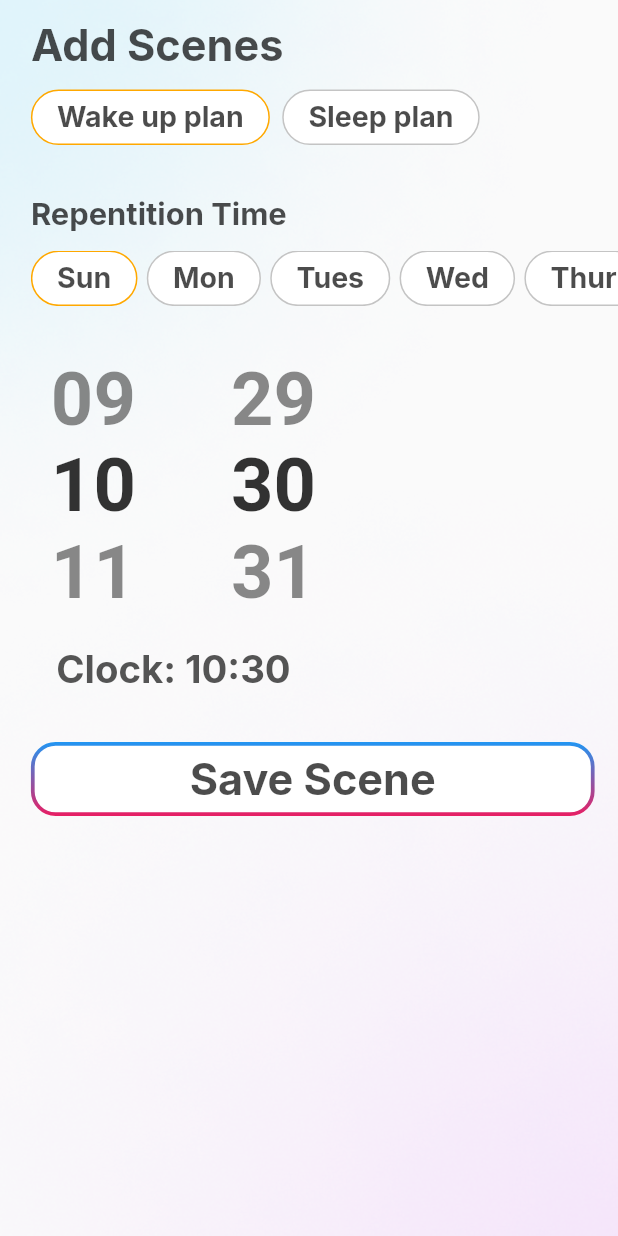
After one commit to CanArslanDev/flutter_iot_energy, a Flutter app: the AddScenePage screen opened by its route, on a phone screen of 412 x 824 dp. The commit adds this screen. Run offline on Flutter 3.47's test engine with Material 2 defaults, Android fonts, the phone set to English and light mode, and no system bars; drawn by our look-alikes of flutter_time_picker_spinner; our stand-ins replace cloud_firestore, firebase_auth, firebase_core, firebase_database, flutter_secure_storage, font_awesome_flutter and 8 more; accounts and stored records are empty.

Commit message:
modified:   README.md 	new file:   ios/Podfile.lock 	modified:   ios/Runner.xcodeproj/project.pbxproj 	modified:   ios/Runner.xcworkspace/contents.xcworkspacedata 	new file:   lib/bindings/add_scene_page.dart 	new file:   lib/controller/add_scene_page_controller.dart 	modified:   lib/controller/device_detail_page_controller.dart 	new file:   lib/pages/eventPages/add_scene_page.dart 	modified:   lib/pages/eventPages/device_detail_page.dart 	modified:   lib/routes/pages.dart 	modified:   lib/routes/routes.dart 	new file:   lib/ui/text_style.dart 	modified:   pubspec.lock 	modified:   pubspec.yaml

```diff
--- /dev/null
+++ b/lib/bindings/add_scene_page.dart
@@ -0,0 +1,10 @@
+import 'package:flutter_iot_energy/controller/add_scene_page_controller.dart';
+import 'package:get/get.dart';
+
+///Device Binding For Getx
+class AddScenePageBinding extends Bindings {
+  @override
+  void dependencies() {
+    Get.lazyPut(AddScenePageController.new);
+  }
+}
--- /dev/null
+++ b/lib/controller/add_scene_page_controller.dart
@@ -0,0 +1,16 @@
+// ignore_for_file: unnecessary_overrides, public_member_api_docs
+
+import 'package:flutter_iot_energy/controller/base_controller.dart';
+import 'package:get/get.dart';
+
+//Base Controller For Getx
+class AddScenePageController extends BaseController {
+  Rx<int> hour = DateTime.now().hour.obs;
+  Rx<int> minute = DateTime.now().minute.obs;
+  Rx<int> planIndex = 0.obs;
+  Rx<int> dayIndex = 0.obs;
+  void setClock(int voidHour, int voidMinute) {
+    hour.value = voidHour;
+    minute.value = voidMinute;
+  }
+}
--- a/lib/controller/device_detail_page_controller.dart
+++ b/lib/controller/device_detail_page_controller.dart
@@ -5,7 +5,7 @@ import 'dart:async';
 import 'package:firebase_database/firebase_database.dart';
 import 'package:flutter_iot_energy/controller/base_controller.dart';
 import 'package:flutter_iot_energy/services/firebase_service.dart';
-import 'package:get/get_rx/src/rx_types/rx_types.dart';
+import 'package:get/get.dart';
 
 class DeviceDetailPageController extends BaseController {
 //   @override
@@ -28,8 +28,10 @@ class DeviceDetailPageController extends BaseController {
   Rx<bool> active = false.obs;
   Rx<bool> power = false.obs;
   Rx<int> watt = 0.obs;
+  bool initialize=false;
 
   void initializeId(String id) {
+    initialize=true;
     deviceId = id;
     _deviceRef = FirebaseDatabase.instance.ref().child('devices/$id');
     _deviceSubscription = _deviceRef.onValue.listen((event) {
@@ -69,4 +71,12 @@ class DeviceDetailPageController extends BaseController {
   Future<void> changePowerStatus() async {
     await FirebaseService().setDevicePower(deviceId, !power.value ? 0 : -1);
   }
+
+  void returnBackPage(){
+    Get.back<Object>();
+  }
+
+  void routeAddScenePage(){
+    Get.toNamed<Object>('add-scene-page');
+  }
 }
--- /dev/null
+++ b/lib/pages/eventPages/add_scene_page.dart
@@ -0,0 +1,234 @@
+// ignore_for_file: public_member_api_docs
+
+import 'package:flutter/material.dart';
+import 'package:flutter_iot_energy/controller/add_scene_page_controller.dart';
+import 'package:flutter_iot_energy/ui/text_style.dart';
+import 'package:flutter_time_picker_spinner/flutter_time_picker_spinner.dart';
+import 'package:get/get.dart';
+import 'package:google_fonts/google_fonts.dart';
+import 'package:gradient_borders/box_borders/gradient_box_border.dart';
+import 'package:responsive_sizer/responsive_sizer.dart';
+
+class AddScenePage extends GetView<AddScenePageController> {
+  const AddScenePage({super.key});
+
+  @override
+  Widget build(BuildContext context) {
+    return Scaffold(
+      body: Container(
+        height: 100.h,
+        width: 100.w,
+        decoration: backgroundDecoration,
+        child: SafeArea(
+          child: Padding(
+            padding: EdgeInsets.only(
+              left: 5.w,
+            ),
+            child: Column(
+              crossAxisAlignment: CrossAxisAlignment.start,
+              children: [
+                title,
+                selectPlan(),
+                repentitionTimeTitle,
+                selectDay(),
+                selectTime,
+                saveButton,
+              ],
+            ),
+          ),
+        ),
+      ),
+    );
+  }
+
+  Widget get saveButton => Padding(
+        padding: EdgeInsets.only(top: 8.w),
+        child: Container(
+          height: 12.w,
+          decoration: BoxDecoration(
+            color: Theme.of(Get.context!).colorScheme.onBackground,
+            borderRadius: BorderRadius.circular(4.w),
+            border: const GradientBoxBorder(
+              gradient: LinearGradient(
+                colors: [Colors.blue, Colors.pink],
+                begin: Alignment.topCenter,
+                end: Alignment.bottomCenter,
+              ),
+              width: 2.5,
+            ),
+          ),
+          child: SizedBox(
+            width: 90.w,
+            child: Center(child: Text('Save Scene', style: pageTitleTextStyle)),
+          ),
+        ),
+      );
+
+  Widget get selectTime => Padding(
+        padding: EdgeInsets.only(top: 8.w),
+        child: Column(
+          children: [
+            TimePickerSpinner(
+              time: DateTime.now(),
+              normalTextStyle: TextStyle(
+                fontSize: 12.w,
+                color: Theme.of(Get.context!)
+                    .colorScheme
+                    .onTertiary
+                    .withOpacity(0.6),
+                fontWeight: FontWeight.bold,
+              ),
+              highlightedTextStyle: TextStyle(
+                fontSize: 12.w,
+                color: Theme.of(Get.context!)
+                    .colorScheme
+                    .secondary
+                    .withOpacity(0.8),
+                fontWeight: FontWeight.bold,
+              ),
+              spacing: 50,
+              itemHeight: 14.w,
+              itemWidth: 17.w,
+              isForce2Digits: true,
+              onTimeChange: (time) =>
+                  controller.setClock(time.hour, time.minute),
+            ),
+            Padding(
+              padding: EdgeInsets.only(top: 5.w),
+              child: Obx(
+                () => Text(
+                  '''Clock: ${controller.hour.value < 10 ? "0${controller.hour.value}" : controller.hour.value}:${controller.minute.value < 10 ? "0${controller.minute.value}" : controller.minute.value}''',
+                  style: GoogleFonts.inter(
+                    color: Theme.of(Get.context!).colorScheme.onTertiary,
+                    fontWeight: FontWeight.bold,
+                    fontSize: 6.2.w,
+                  ),
+                ),
+              ),
+            )
+          ],
+        ),
+      );
+
+  Widget selectPlan() {
+    Widget planWidget(int index, String title) {
+      return Obx(
+        () => GestureDetector(
+          onTap: () => controller.planIndex.value = index,
+          child: Container(
+            margin: index == 0 ? null : EdgeInsets.only(left: 2.w),
+            padding: EdgeInsets.symmetric(horizontal: 4.w),
+            decoration: BoxDecoration(
+              border: Border.all(
+                color: controller.planIndex.value == index
+                    ? Theme.of(Get.context!).colorScheme.primary
+                    : Theme.of(Get.context!)
+                        .colorScheme
+                        .onTertiary
+                        .withOpacity(0.3),
+              ),
+              borderRadius: BorderRadius.circular(20),
+              color: Theme.of(Get.context!).colorScheme.onBackground,
+            ),
+            child: Center(
+              child: Text(
+                title,
+                style: GoogleFonts.inter(
+                  color: pageTitleColor,
+                  fontWeight: FontWeight.bold,
+                  fontSize: 19,
+                ),
+              ),
+            ),
+          ),
+        ),
+      );
+    }
+
+    return Padding(
+      padding: EdgeInsets.only(top: 3.w),
+      child: SizedBox(
+        height: 37,
+        child: Row(
+          children: [
+            planWidget(0, 'Wake up plan'),
+            planWidget(1, 'Sleep plan'),
+          ],
+        ),
+      ),
+    );
+  }
+
+  Widget selectDay() {
+    Widget dayWidget(int index, String title) {
+      return GestureDetector(
+        onTap: () => controller.dayIndex.value = index,
+        child: Obx(
+          () => Container(
+            margin: index == 0 ? null : EdgeInsets.only(left: 1.5.w),
+            padding: EdgeInsets.symmetric(horizontal: 4.w),
+            decoration: BoxDecoration(
+              border: Border.all(
+                color: controller.dayIndex.value == index
+                    ? Theme.of(Get.context!).colorScheme.primary
+                    : Theme.of(Get.context!)
+                        .colorScheme
+                        .onTertiary
+                        .withOpacity(0.3),
+              ),
+              borderRadius: BorderRadius.circular(20),
+              color: Theme.of(Get.context!).colorScheme.onBackground,
+            ),
+            child: Center(
+              child: Text(
+                title,
+                style: GoogleFonts.inter(
+                  color: pageTitleColor,
+                  fontWeight: FontWeight.bold,
+                  fontSize: 19,
+                ),
+              ),
+            ),
+          ),
+        ),
+      );
+    }
+
+    return Padding(
+      padding: EdgeInsets.only(top: 3.w),
+      child: SizedBox(
+        height: 37,
+        child: ListView(
+          scrollDirection: Axis.horizontal,
+          children: [
+            dayWidget(0, 'Sun'),
+            dayWidget(1, 'Mon'),
+            dayWidget(2, 'Tues'),
+            dayWidget(3, 'Wed'),
+            dayWidget(4, 'Thur'),
+            dayWidget(5, 'Fri'),
+            dayWidget(6, 'Sat'),
+          ],
+        ),
+      ),
+    );
+  }
+
+  Widget get title => Padding(
+        padding: EdgeInsets.only(top: 3.w),
+        child: Text('Add Scenes', style: pageTitleTextStyle),
+      );
+  Decoration get backgroundDecoration => const BoxDecoration(
+        image: DecorationImage(
+          image: AssetImage('assets/images/device_detail_page_bg.png'),
+          fit: BoxFit.cover,
+        ),
+      );
+  Widget get repentitionTimeTitle => Padding(
+        padding: EdgeInsets.only(top: 8.w),
+        child: Text(
+          'Repentition Time',
+          style: pageTitleTextStyle.copyWith(fontSize: 5.w),
+        ),
+      );
+}
--- a/lib/pages/eventPages/device_detail_page.dart
+++ b/lib/pages/eventPages/device_detail_page.dart
@@ -10,17 +10,18 @@ import 'package:responsive_sizer/responsive_sizer.dart';
 
 class DeviceDetailPage extends GetView<DeviceDetailPageController> {
   const DeviceDetailPage({super.key});
-
   @override
   Widget build(BuildContext context) {
-    controller.initializeId(((Get.arguments as List)[0] as Object) as String);
+   if(controller.initialize==false) {
+    controller.initializeId(((Get.arguments as List)[0]as Object) as String);
+   }
     return Scaffold(
       backgroundColor: Theme.of(Get.context!).colorScheme.onBackground,
-      body: SafeArea(
-        child: Container(
+      body: Container(
           height: 100.h,
           width: 100.w,
           decoration: backgroundDecoration,
+        child: SafeArea(
           child: SingleChildScrollView(
             child: Column(
               children: [
@@ -211,6 +212,8 @@ class DeviceDetailPage extends GetView<DeviceDetailPageController> {
                 ),
                 Padding(
                   padding: EdgeInsets.only(top: 2.w),
+                  child: GestureDetector(
+                    onTap: () => controller.routeAddScenePage(),
                     child: Container(
                       height: 9.5.w,
                       decoration: BoxDecoration(
@@ -238,6 +241,7 @@ class DeviceDetailPage extends GetView<DeviceDetailPageController> {
                                   .withOpacity(0.8),
                               fontWeight: FontWeight.w900,
                               fontSize: 4.w,
+                            ),
                           ),
                         ),
                       ),
@@ -389,6 +393,8 @@ class DeviceDetailPage extends GetView<DeviceDetailPageController> {
               children: [
                 Padding(
                   padding: EdgeInsets.only(left: 3.w),
+                  child: GestureDetector(
+                    onTap: ()=>controller.returnBackPage(),
                     child: Container(
                       width: 13.5.w,
                       height: 13.5.w,
@@ -409,6 +415,7 @@ class DeviceDetailPage extends GetView<DeviceDetailPageController> {
                             .colorScheme
                             .onTertiary
                             .withOpacity(0.7),
+                      ),
                     ),
                   ),
                 )
--- a/lib/routes/pages.dart
+++ b/lib/routes/pages.dart
@@ -1,5 +1,6 @@
 // ignore_for_file: public_member_api_docs
 
+import 'package:flutter_iot_energy/bindings/add_scene_page.dart';
 import 'package:flutter_iot_energy/bindings/device_detail_page_binding.dart';
 import 'package:flutter_iot_energy/bindings/main_page_binding.dart';
 import 'package:flutter_iot_energy/bindings/pair_device_page_binding.dart';
@@ -7,6 +8,7 @@ import 'package:flutter_iot_energy/bindings/sign_in_binding.dart';
 import 'package:flutter_iot_energy/bindings/sign_up_binding.dart';
 import 'package:flutter_iot_energy/pages/authentication/sign_in_page.dart';
 import 'package:flutter_iot_energy/pages/authentication/sign_up_page.dart';
+import 'package:flutter_iot_energy/pages/eventPages/add_scene_page.dart';
 import 'package:flutter_iot_energy/pages/eventPages/device_detail_page.dart';
 import 'package:flutter_iot_energy/pages/eventPages/pair_device_page.dart';
 import 'package:flutter_iot_energy/pages/main_pages/main_page.dart';
@@ -40,5 +42,10 @@ abstract class Pages {
       page: () => const DeviceDetailPage(),
       binding: DeviceDetailPageBinding(),
     ),
+    GetPage(
+      name: Routes.addScenePage,
+      page: () => const AddScenePage(),
+      binding: AddScenePageBinding(),
+    ),
   ];
 }
--- a/lib/routes/routes.dart
+++ b/lib/routes/routes.dart
@@ -6,4 +6,5 @@ abstract class Routes {
   static const String mainPage = '/main-page';
   static const String pairDevicePage = '/pair-device-page';
   static const String deviceDetailPage = '/device-detail-page';
+  static const String addScenePage= '/add-scene-page';
 }
--- /dev/null
+++ b/lib/ui/text_style.dart
@@ -0,0 +1,11 @@
+// ignore_for_file: lines_longer_than_80_chars, public_member_api_docs
+
+import 'package:flutter/material.dart';
+import 'package:get/get.dart';
+import 'package:google_fonts/google_fonts.dart';
+import 'package:responsive_sizer/responsive_sizer.dart';
+final pageTitleColor=Theme.of(Get.context!)
+                            .colorScheme
+                            .secondary
+                            .withOpacity(0.7);
+final pageTitleTextStyle=GoogleFonts.inter(color: pageTitleColor,fontSize: 7.w,fontWeight: FontWeight.bold,);
--- a/pubspec.yaml
+++ b/pubspec.yaml
@@ -23,6 +23,7 @@ dependencies:
   url_launcher: ^6.1.11
   flutter:
     sdk: flutter
+  flutter_time_picker_spinner: ^2.0.0
 dev_dependencies:
   flutter_launcher_icons: ^0.13.1
   pubspec_dependency_sorter: ^1.0.3
```
Also changed, not shown: pubspec.lock, 4 other files. Lines whose indentation alone changed are shown as unchanged.
